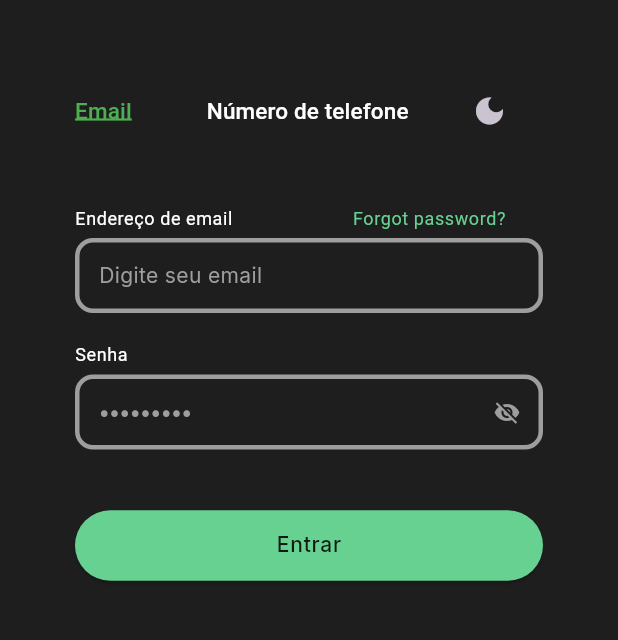
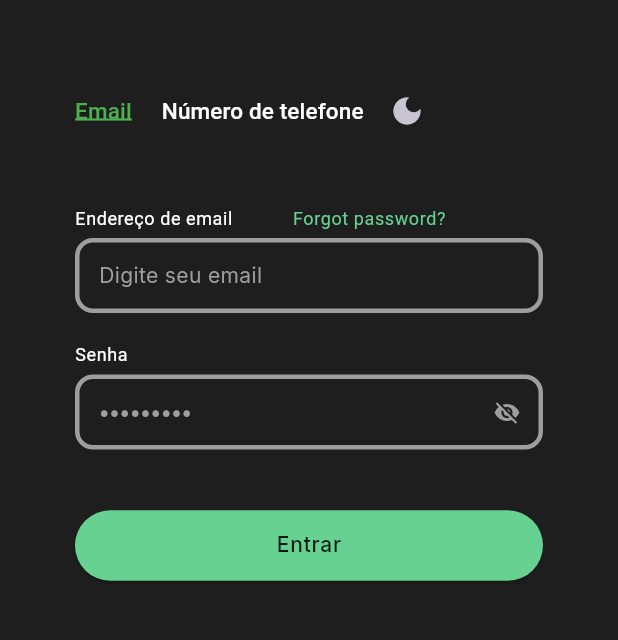
Before and after one commit to omatheusolegario/econance-app, a Flutter app: the screen it shows after launch, after a tap on "Entrar", on a phone screen of 412 x 824 dp, the part 176-816 px from its top. Run offline on Flutter 3.47's test engine with Material 3 defaults, Android fonts, the phone set to English and light mode, and no system bars; our stand-ins replace carousel_slider, firebase_auth, firebase_core, google_fonts, mask_text_input_formatter; accounts and stored records are empty.

Commit message:
minor fixes on theme and safe area

```diff
--- a/lib/login.dart
+++ b/lib/login.dart
@@ -115,7 +115,7 @@ class _LoginState extends State<Login> {
                       ),
                     ),
                   ),
-                  const SizedBox(width: 50),
+                  const SizedBox(width: 20),
                   TextButton(
                     style: TextButton.styleFrom(
                       padding: EdgeInsets.zero,
@@ -143,7 +143,7 @@ class _LoginState extends State<Login> {
                       ),
                     ),
                   ),
-                  const SizedBox(width: 30),
+                  const SizedBox(width: 5),
                   IconButton(
                     icon: Icon(
                       themeManager.isDark ? Icons.dark_mode : Icons.light_mode,
@@ -165,7 +165,7 @@ class _LoginState extends State<Login> {
                     ),
                   ),
 
-                  const SizedBox(width: 80),
+                  const SizedBox(width: 40),
                   TextButton(
                     style: TextButton.styleFrom(
                       alignment: AlignmentDirectional.bottomEnd,
--- a/lib/theme.dart
+++ b/lib/theme.dart
@@ -17,8 +17,10 @@ final ThemeData lightTheme = ThemeData(
     ),
   ),
   inputDecorationTheme: InputDecorationTheme(
+    isDense: true,
     hintStyle: TextStyle(color: Color(0xFF9E9E9E)),
     labelStyle: TextStyle(color: Color(0xFF9E9E9E)),
+    contentPadding: EdgeInsets.symmetric(vertical: 15, horizontal: 12),
     border: OutlineInputBorder(
       borderRadius: BorderRadius.circular(12),
       borderSide: BorderSide(color: Colors.grey, width: 5),
```
